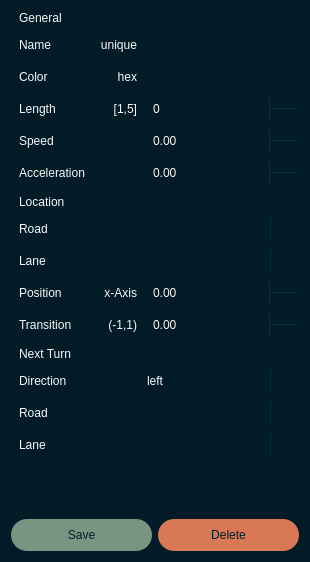
First picture: the form in pse/umlsl_editor/src/view/widgets/qt_widgets/car_dialog.ui, repository 69420pm/UMLSL-traffic-editor, before the edit.
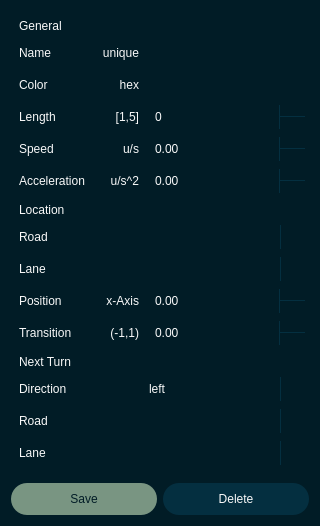
Second picture: the form after the edit. Icons and pictures are not drawn.

The edit to the form file:
```diff
--- a/pse/umlsl_editor/src/view/widgets/qt_widgets/car_dialog.ui
+++ b/pse/umlsl_editor/src/view/widgets/qt_widgets/car_dialog.ui
@@ -9,8 +9,8 @@
    <rect>
     <x>0</x>
     <y>0</y>
-    <width>310</width>
-    <height>562</height>
+    <width>320</width>
+    <height>524</height>
    </rect>
   </property>
   <property name="sizePolicy">
@@ -21,13 +21,13 @@
   </property>
   <property name="minimumSize">
    <size>
-    <width>0</width>
+    <width>320</width>
     <height>0</height>
    </size>
   </property>
   <property name="maximumSize">
    <size>
-    <width>99999</width>
+    <width>320</width>
     <height>999999</height>
    </size>
   </property>
@@ -188,7 +188,15 @@
 }
 
 QPushButton#b_delete {
-	background-color: #D97855
+	background-color: #042F40;
+	color: #F9F9F9;
+}
+
+QPushButton#b_delete:hover {
+    background-color: #314250; 
+}
+QPushButton#b_delete:pressed {
+    background-color: #042F40; 
 }</string>
   </property>
   <layout class="QVBoxLayout" name="verticalLayout">
@@ -205,7 +213,7 @@
        <number>0</number>
       </property>
       <property name="topMargin">
-       <number>0</number>
+       <number>8</number>
       </property>
       <property name="rightMargin">
        <number>0</number>
@@ -388,6 +396,12 @@
              <height>24</height>
             </size>
            </property>
+           <property name="cursorPosition">
+            <number>0</number>
+           </property>
+           <property name="placeholderText">
+            <string/>
+           </property>
           </widget>
          </item>
          <item row="2" column="0">
@@ -479,6 +493,32 @@
            </property>
           </widget>
          </item>
+         <item row="4" column="1">
+          <widget class="QLabel" name="label">
+           <property name="text">
+            <string>u/s</string>
+           </property>
+           <property name="alignment">
+            <set>Qt::AlignmentFlag::AlignRight|Qt::AlignmentFlag::AlignTrailing|Qt::AlignmentFlag::AlignVCenter</set>
+           </property>
+           <property name="class" stdset="0">
+            <string>hint</string>
+           </property>
+          </widget>
+         </item>
+         <item row="5" column="1">
+          <widget class="QLabel" name="label_20">
+           <property name="text">
+            <string>u/s^2</string>
+           </property>
+           <property name="alignment">
+            <set>Qt::AlignmentFlag::AlignRight|Qt::AlignmentFlag::AlignTrailing|Qt::AlignmentFlag::AlignVCenter</set>
+           </property>
+           <property name="class" stdset="0">
+            <string>hint</string>
+           </property>
+          </widget>
+         </item>
         </layout>
        </widget>
       </item>
@@ -948,21 +988,11 @@
      </layout>
     </widget>
    </item>
-   <item>
-    <spacer name="verticalSpacer">
-     <property name="orientation">
-      <enum>Qt::Orientation::Vertical</enum>
-     </property>
-     <property name="sizeHint" stdset="0">
-      <size>
-       <width>20</width>
-       <height>40</height>
-      </size>
-     </property>
-    </spacer>
-   </item>
    <item>
     <layout class="QHBoxLayout" name="Bottom">
+     <property name="topMargin">
+      <number>8</number>
+     </property>
      <item>
       <widget class="QPushButton" name="b_save">
        <property name="minimumSize">
```
Left out of the diff: 8 changed lines with no effect on the pictures.
